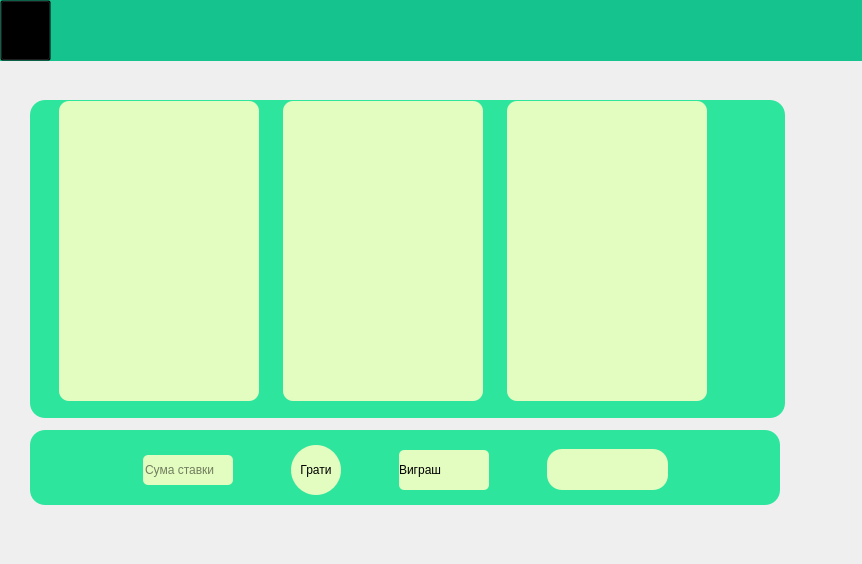
Old version of the form slots.ui in the repository Barsh4ec/Authorization.
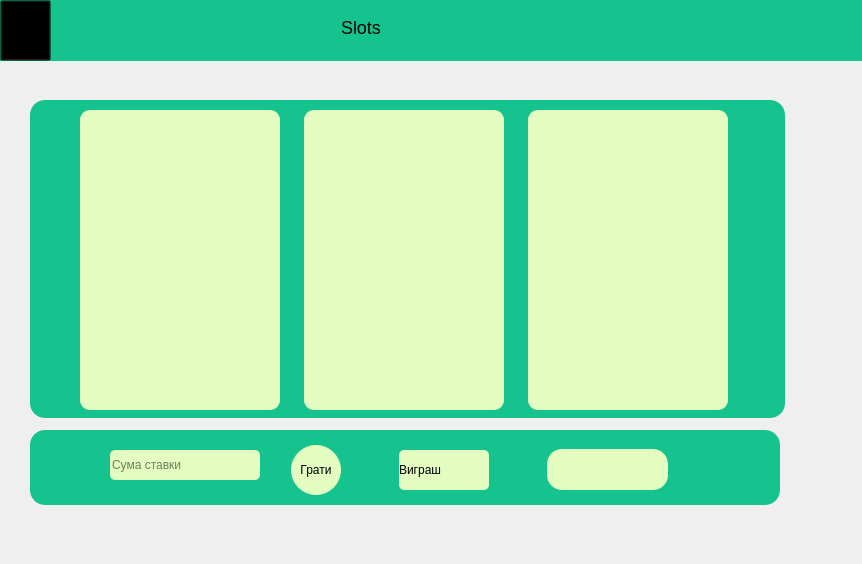
New version of the form. Icons and pictures are not drawn.

```diff
--- a/slots.ui
+++ b/slots.ui
@@ -23,7 +23,7 @@
     </rect>
    </property>
    <property name="styleSheet">
-    <string notr="true">background-color: #2EE59D;
+    <string notr="true">background-color: #14C38E;
 border-radius:15px;</string>
    </property>
    <property name="text">
@@ -52,7 +52,7 @@
     </size>
    </property>
    <property name="styleSheet">
-    <string notr="true">background-color:#2EE59D;
+    <string notr="true">background-color:#14C38E;
 border-radius:15px;</string>
    </property>
    <property name="text">
@@ -119,6 +119,48 @@
      <string/>
     </property>
    </widget>
+   <widget class="QLabel" name="label_4">
+    <property name="geometry">
+     <rect>
+      <x>240</x>
+      <y>10</y>
+      <width>242</width>
+      <height>34</height>
+     </rect>
+    </property>
+    <property name="minimumSize">
+     <size>
+      <width>242</width>
+      <height>34</height>
+     </size>
+    </property>
+    <property name="layoutDirection">
+     <enum>Qt::LeftToRight</enum>
+    </property>
+    <property name="styleSheet">
+     <string notr="true">position: absolute;
+width: 242px;
+height: 34px;
+left: 258px;
+top: 19px;
+
+font-family: 'Inter';
+font-style: normal;
+font-weight: 400;
+font-size: 18px;
+line-height: 22px;
+text-align: center;
+
+color:black;
+</string>
+    </property>
+    <property name="text">
+     <string>Slots</string>
+    </property>
+    <property name="alignment">
+     <set>Qt::AlignCenter</set>
+    </property>
+   </widget>
   </widget>
   <widget class="QLabel" name="warning">
    <property name="geometry">
@@ -136,8 +178,8 @@
   <widget class="QLabel" name="label_3">
    <property name="geometry">
     <rect>
-     <x>507</x>
-     <y>101</y>
+     <x>528</x>
+     <y>110</y>
      <width>200</width>
      <height>300</height>
     </rect>
@@ -165,8 +207,8 @@
   <widget class="QLabel" name="label_2">
    <property name="geometry">
     <rect>
-     <x>283</x>
-     <y>101</y>
+     <x>304</x>
+     <y>110</y>
      <width>200</width>
      <height>300</height>
     </rect>
@@ -194,8 +236,8 @@
   <widget class="QLabel" name="label_1">
    <property name="geometry">
     <rect>
-     <x>59</x>
-     <y>101</y>
+     <x>80</x>
+     <y>110</y>
      <width>200</width>
      <height>300</height>
     </rect>
@@ -223,21 +265,21 @@
   <widget class="QLineEdit" name="summa_stavky">
    <property name="geometry">
     <rect>
-     <x>143</x>
-     <y>455</y>
-     <width>90</width>
+     <x>110</x>
+     <y>450</y>
+     <width>150</width>
      <height>30</height>
     </rect>
    </property>
    <property name="minimumSize">
     <size>
-     <width>90</width>
+     <width>150</width>
      <height>30</height>
     </size>
    </property>
    <property name="maximumSize">
     <size>
-     <width>90</width>
+     <width>150</width>
      <height>30</height>
     </size>
    </property>
@@ -285,7 +327,8 @@
    </property>
    <property name="styleSheet">
     <string notr="true">border-radius:25px;
-background-color:#E3FCBF;</string>
+background-color:#E3FCBF;
+color:black;</string>
    </property>
    <property name="text">
     <string>Грати</string>
@@ -308,7 +351,8 @@
    </property>
    <property name="styleSheet">
     <string notr="true">background-color:#E3FCBF;
-border-radius:5px;</string>
+border-radius:5px;
+color:black;</string>
    </property>
    <property name="text">
     <string>Виграш</string>
@@ -338,7 +382,50 @@
    <property name="styleSheet">
     <string notr="true">background: #E3FCBF;
 font: 16pt &quot;Tahoma&quot;;
-border-radius: 15px;</string>
+border-radius: 15px;
+color:black;</string>
+   </property>
+   <property name="text">
+    <string/>
+   </property>
+  </widget>
+  <widget class="QPushButton" name="info">
+   <property name="geometry">
+    <rect>
+     <x>810</x>
+     <y>70</y>
+     <width>32</width>
+     <height>32</height>
+    </rect>
+   </property>
+   <property name="minimumSize">
+    <size>
+     <width>32</width>
+     <height>32</height>
+    </size>
+   </property>
+   <property name="maximumSize">
+    <size>
+     <width>32</width>
+     <height>32</height>
+    </size>
+   </property>
+   <property name="styleSheet">
+    <string notr="true">QPushButton{
+	background: transparent;
+	background-image: url(:/resources/png/info.png);
+	border-style: solid;
+    border-width: 0px;
+	border-color: #051a39;
+}
+
+QPushButton:hover {
+	background: transparent;
+	background-image: url(:/resources/png/information.png);
+	border-style: solid;
+    border-width: 0px;
+	border-color: #051a39;
+}</string>
    </property>
    <property name="text">
     <string/>
```
Left out of the diff: 6 changed lines with no effect on the pictures.
